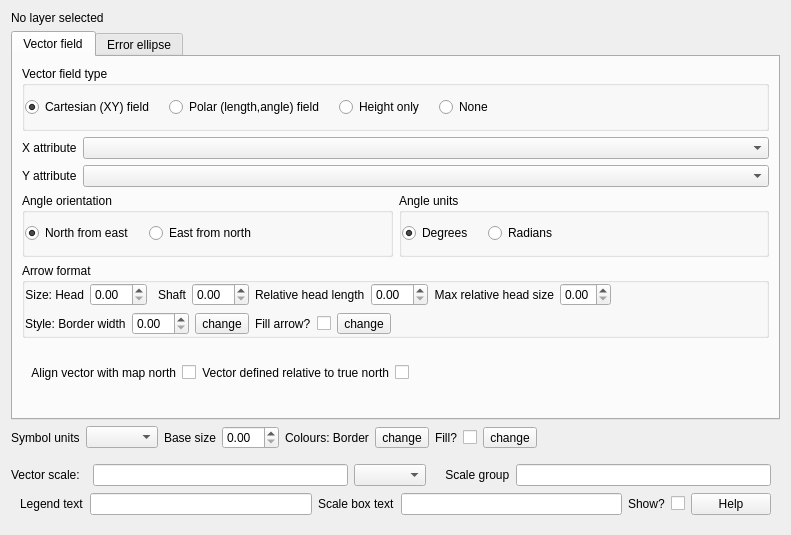
ccrook/QGIS-VectorFieldRenderer-Plugin, file VectorFieldLayerManager/Ui_VectorFieldLayerWidget.ui: the form before one commit.
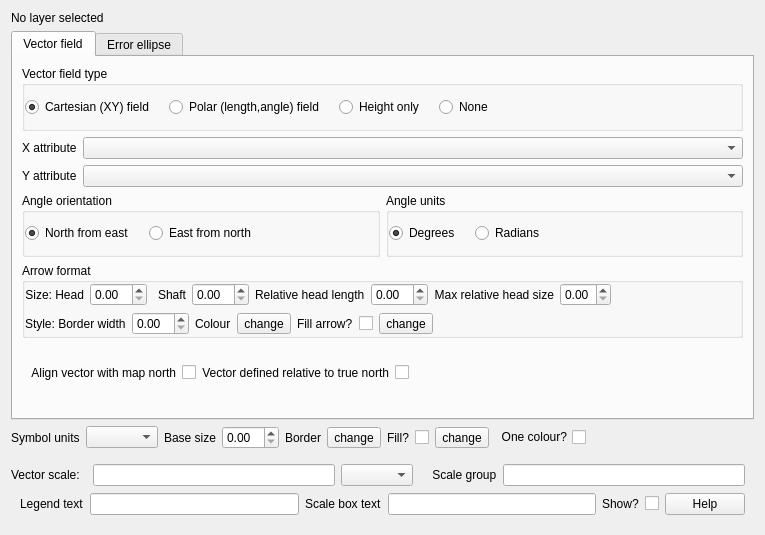
The form after the commit. Custom widgets are drawn as their Qt base class.

The edit to the form file:
```diff
--- a/VectorFieldLayerManager/Ui_VectorFieldLayerWidget.ui
+++ b/VectorFieldLayerManager/Ui_VectorFieldLayerWidget.ui
@@ -6,7 +6,7 @@
    <rect>
     <x>0</x>
     <y>0</y>
-    <width>791</width>
+    <width>765</width>
     <height>535</height>
    </rect>
   </property>
@@ -426,6 +426,13 @@
               </property>
              </widget>
             </item>
+            <item>
+             <widget class="QLabel" name="uArrowBorderColorLabel">
+              <property name="text">
+               <string>Colour</string>
+              </property>
+             </widget>
+            </item>
             <item>
              <widget class="QgsColorButton" name="uArrowBorderColor">
               <property name="toolTip">
@@ -1062,7 +1069,7 @@
      <item>
       <widget class="QLabel" name="uBaseBorderColorLabel">
        <property name="text">
-        <string>Colours: Border</string>
+        <string>Border</string>
        </property>
        <property name="buddy">
         <cstring>uBaseBorderColor</cstring>
@@ -1112,6 +1119,16 @@
        </property>
       </widget>
      </item>
+     <item>
+      <widget class="QCheckBox" name="uOneColor">
+       <property name="layoutDirection">
+        <enum>Qt::RightToLeft</enum>
+       </property>
+       <property name="text">
+        <string>One colour?</string>
+       </property>
+      </widget>
+     </item>
      <item>
       <spacer name="uArrowUnitSpacer">
        <property name="orientation">
```
Left out of the diff: 7 changed lines with no effect on the pictures.
